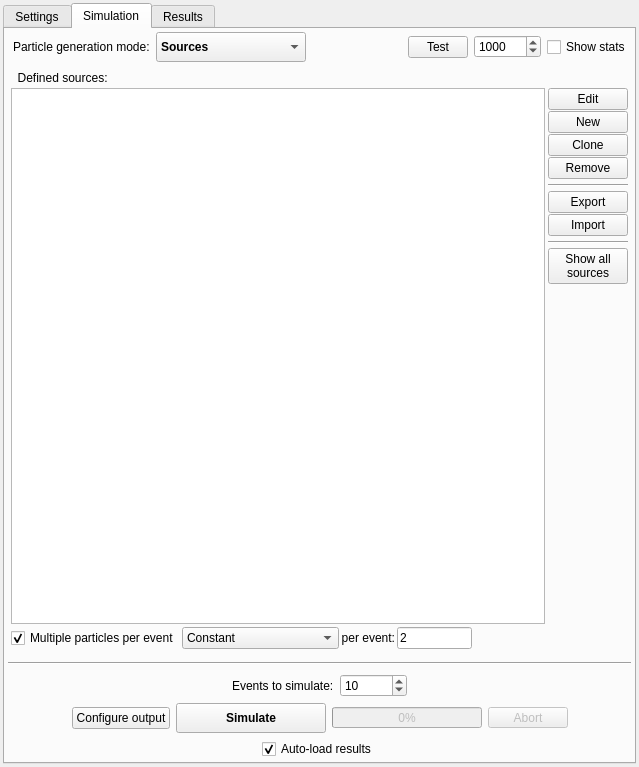
Before: the Qt Designer form ants3bundle/src/ants3/gui/particleSim/aparticlesimwin.ui in andrmor/ANTS3bundle, drawn with Qt 5.
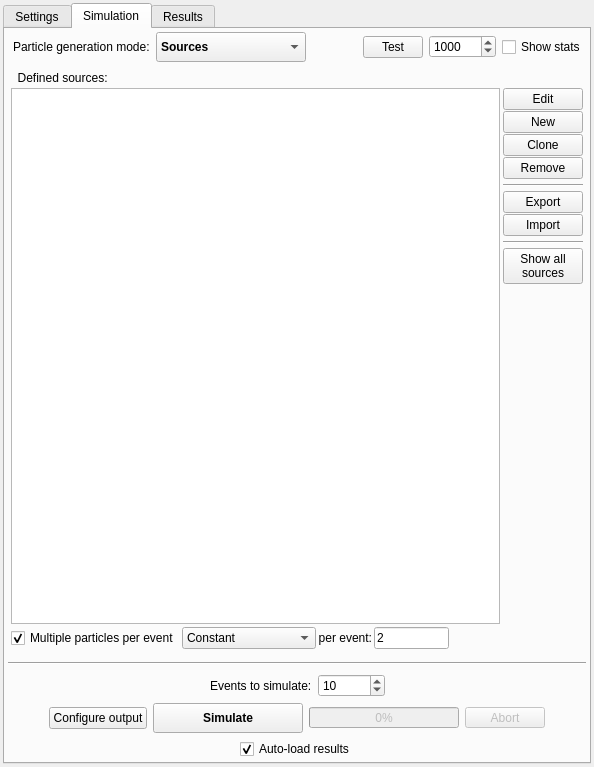
After: the same form once the commit is applied. Icons and pictures are not drawn.

What changed in the file:
```diff
--- a/ants3bundle/src/ants3/gui/particleSim/aparticlesimwin.ui
+++ b/ants3bundle/src/ants3/gui/particleSim/aparticlesimwin.ui
@@ -6,7 +6,7 @@
    <rect>
     <x>0</x>
     <y>0</y>
-    <width>639</width>
+    <width>594</width>
     <height>767</height>
    </rect>
   </property>
```
Left out of the diff: 2 changed lines with no effect on the pictures.
